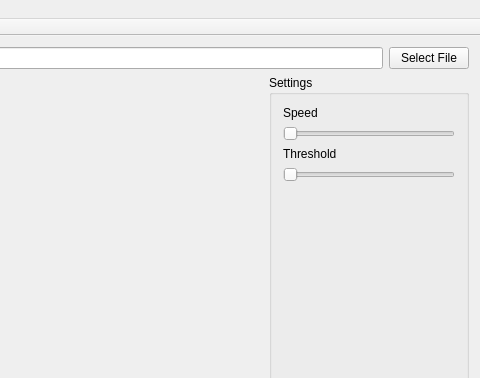
The window that mainwindow.ui (reinerwaldmann/VideoTest) describes before a commit, drawn with Qt 5; both pictures show x 356 to 836 and y 0 to 378 of the 836 by 695 pixel window.
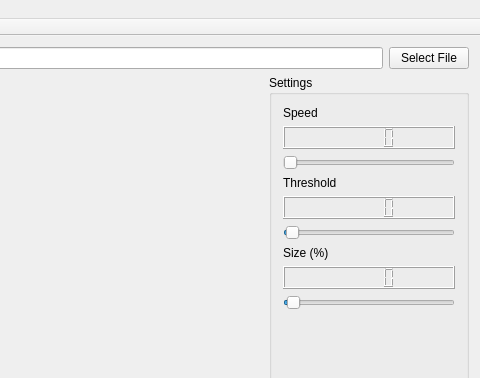
The same window after the commit.

What changed in the file:
```diff
--- a/mainwindow.ui
+++ b/mainwindow.ui
@@ -75,11 +75,17 @@
              </property>
             </widget>
            </item>
+           <item>
+            <widget class="QLCDNumber" name="lcdSpeed"/>
+           </item>
            <item>
             <widget class="QSlider" name="speedSlider">
              <property name="toolTip">
               <string comment="Selects speed of motion to detect" extracomment="Selects speed of motion to detect"/>
              </property>
+             <property name="minimum">
+              <number>2</number>
+             </property>
              <property name="maximum">
               <number>100</number>
              </property>
@@ -101,6 +107,9 @@
              </property>
             </widget>
            </item>
+           <item>
+            <widget class="QLCDNumber" name="lcdTresh"/>
+           </item>
            <item>
             <widget class="QSlider" name="threshSlider">
              <property name="toolTip">
@@ -114,6 +123,32 @@
              </property>
              <property name="maximum">
               <number>100</number>
+             </property>
+             <property name="value">
+              <number>1</number>
+             </property>
+             <property name="orientation">
+              <enum>Qt::Horizontal</enum>
+             </property>
+            </widget>
+           </item>
+           <item>
+            <widget class="QLabel" name="label_4">
+             <property name="text">
+              <string>Size (%)</string>
+             </property>
+            </widget>
+           </item>
+           <item>
+            <widget class="QLCDNumber" name="lcdSize"/>
+           </item>
+           <item>
+            <widget class="QSlider" name="sizeSlider">
+             <property name="maximum">
+              <number>50</number>
+             </property>
+             <property name="value">
+              <number>1</number>
              </property>
              <property name="orientation">
               <enum>Qt::Horizontal</enum>
```
